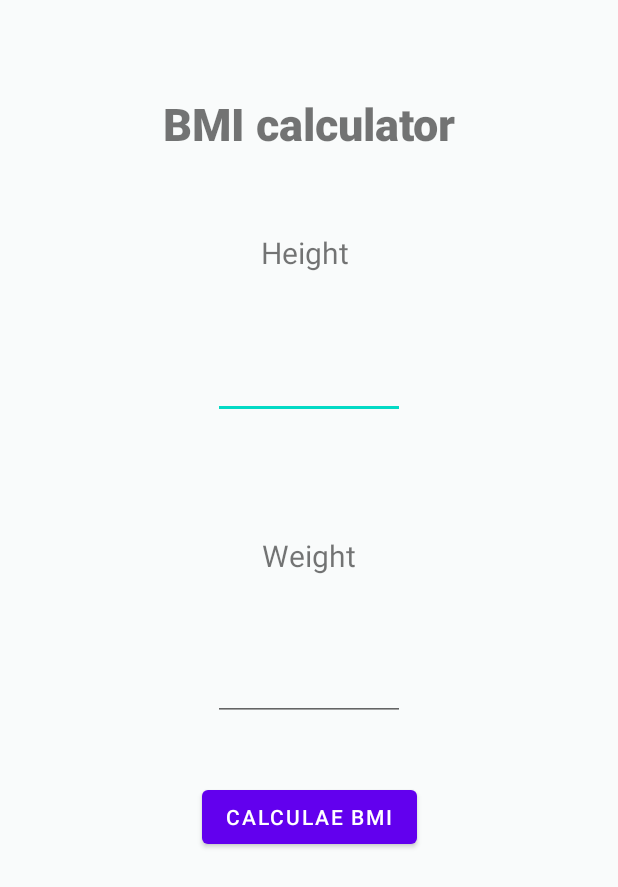
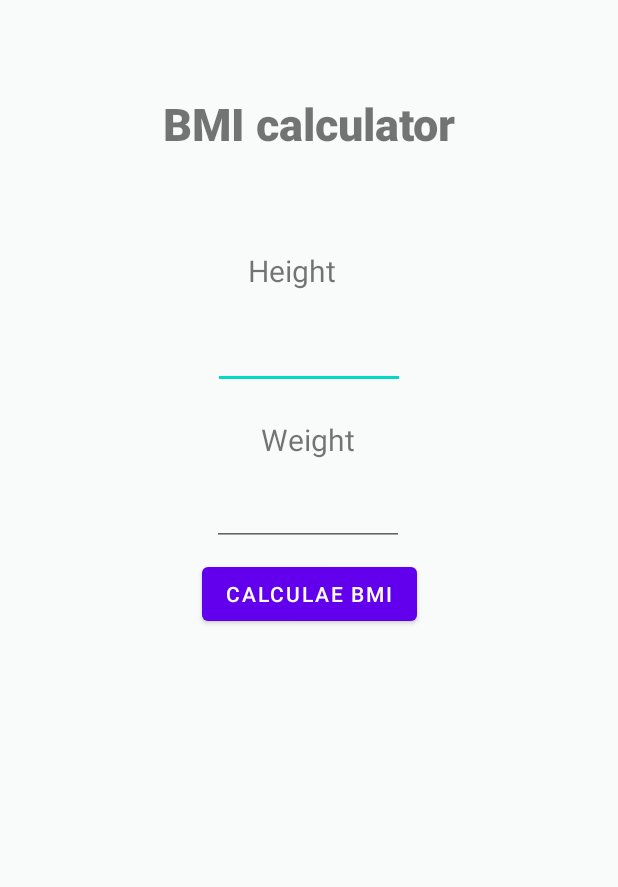
Before and after one commit to arielipsker/RunningApp, an Android app: the layout activity_bmi.xml on its own in the app's theme, with its tools: preview values and no code run, on a phone screen of 412 x 824 dp. Shown: the top 887 px of the screen. Run offline under Robolectric (Android 15) with nearby library versions, the phone set to English and light mode, and no system bars.

Commit message:
orginizde BMI

```diff
--- a/app/src/main/java/com/arie/running_app/Date.java
+++ b/app/src/main/java/com/arie/running_app/Date.java
@@ -9,12 +9,12 @@ public class Date {
     int month;
     int year;
 
-
-    public Date(){
+    public Date(int day, int month, int year) {
         this.day = day;
         this.month = month;
         this.year = year;
     }
+
     public int getDat() {
         return day;
     }
--- a/app/src/main/java/com/arie/running_app/startRunningActivity.java
+++ b/app/src/main/java/com/arie/running_app/startRunningActivity.java
@@ -11,6 +11,7 @@ import android.os.Bundle;
 import android.view.View;
 import android.widget.Button;
 import android.widget.TextView;
+import android.widget.Toast;
 
 import java.util.Locale;
 
@@ -63,6 +64,7 @@ public class startRunningActivity extends AppCompatActivity implements View.OnCl
             stopService(new Intent(this,StopwatchService.class));
             sp = getSharedPreferences("details1",0);
             SharedPreferences.Editor editor=sp.edit();
+            Toast.makeText(this,"time"+time,Toast.LENGTH_LONG).show();
             editor.putString("lastTimer",time);
             editor.putInt("numberTimer",1);
             editor.putString("9Timer",time);
--- a/app/src/main/res/layout/activity_bmi.xml
+++ b/app/src/main/res/layout/activity_bmi.xml
@@ -5,7 +5,7 @@
     android:layout_width="match_parent"
     android:layout_height="match_parent"
     android:background="#F9FBFB"
-    tools:context=".MainActivity"
+    tools:context=".BMI"
     tools:ignore="ExtraText">
 
 
@@ -27,13 +27,11 @@
         android:id="@+id/tvHeight"
         android:layout_width="wrap_content"
         android:layout_height="wrap_content"
-        android:layout_marginStart="174dp"
-        android:layout_marginTop="52dp"
-        android:layout_marginEnd="196dp"
+        android:layout_marginTop="64dp"
         android:text="@string/heightt"
         android:textSize="20sp"
         app:layout_constraintEnd_toEndOf="parent"
-        app:layout_constraintHorizontal_bias="0.0"
+        app:layout_constraintHorizontal_bias="0.468"
         app:layout_constraintStart_toStartOf="parent"
         app:layout_constraintTop_toBottomOf="@+id/tvBMICalculator" />
 
@@ -41,11 +39,10 @@
         android:id="@+id/etHeight"
         android:layout_width="wrap_content"
         android:layout_height="wrap_content"
-        android:layout_marginStart="195dp"
-        android:layout_marginTop="52dp"
-        android:layout_marginEnd="196dp"
+        android:layout_marginTop="20dp"
         android:ems="6"
         app:layout_constraintEnd_toEndOf="parent"
+        app:layout_constraintHorizontal_bias="0.501"
         app:layout_constraintStart_toStartOf="parent"
         app:layout_constraintTop_toBottomOf="@+id/tvHeight"
         tools:ignore="DuplicateIds" />
@@ -54,10 +51,11 @@
         android:id="@+id/tvWeight"
         android:layout_width="wrap_content"
         android:layout_height="wrap_content"
-        android:layout_marginTop="77dp"
+        android:layout_marginTop="20dp"
         android:text="Weight"
         android:textSize="20sp"
         app:layout_constraintEnd_toEndOf="parent"
+        app:layout_constraintHorizontal_bias="0.498"
         app:layout_constraintStart_toStartOf="parent"
         app:layout_constraintTop_toBottomOf="@+id/etHeight" />
 
@@ -65,9 +63,10 @@
         android:id="@+id/etWeight"
         android:layout_width="wrap_content"
         android:layout_height="wrap_content"
-        android:layout_marginTop="51dp"
+        android:layout_marginTop="12dp"
         android:ems="6"
         app:layout_constraintEnd_toEndOf="parent"
+        app:layout_constraintHorizontal_bias="0.498"
         app:layout_constraintStart_toStartOf="parent"
         app:layout_constraintTop_toBottomOf="@+id/tvWeight" />
 
@@ -75,7 +74,7 @@
         android:id="@+id/btnCalculate"
         android:layout_width="wrap_content"
         android:layout_height="wrap_content"
-        android:layout_marginTop="40dp"
+        android:layout_marginTop="8dp"
         android:text="Calculae BMI"
         app:layout_constraintEnd_toEndOf="parent"
         app:layout_constraintStart_toStartOf="parent"
@@ -85,9 +84,9 @@
         android:id="@+id/tvResult"
         android:layout_width="wrap_content"
         android:layout_height="wrap_content"
-        android:layout_marginTop="40dp"
         android:textSize="20sp"
         app:layout_constraintEnd_toEndOf="parent"
+        app:layout_constraintHorizontal_bias="0.498"
         app:layout_constraintStart_toStartOf="parent"
         app:layout_constraintTop_toBottomOf="@+id/btnCalculate" />
 
```
Also changed, not shown: app/build.gradle (+9 -1 lines), app/src/main/AndroidManifest.xml (+11 -10 lines), app/src/main/java/com/arie/running_app/AnimationActivity.java (added, +35 -0 lines), app/src/main/java/com/arie/running_app/Last10runs_Activity.java (+17 -17 lines), app/src/main/java/com/arie/running_app/item_resultAdapter.java (+11 -8 lines), app/src/main/java/com/arie/running_app/lastResult.java (+7 -7 lines), app/src/main/res/layout/activity_animation.xml (added, +20 -0 lines), app/src/main/res/raw/run.json (added, +1 -0 lines).
